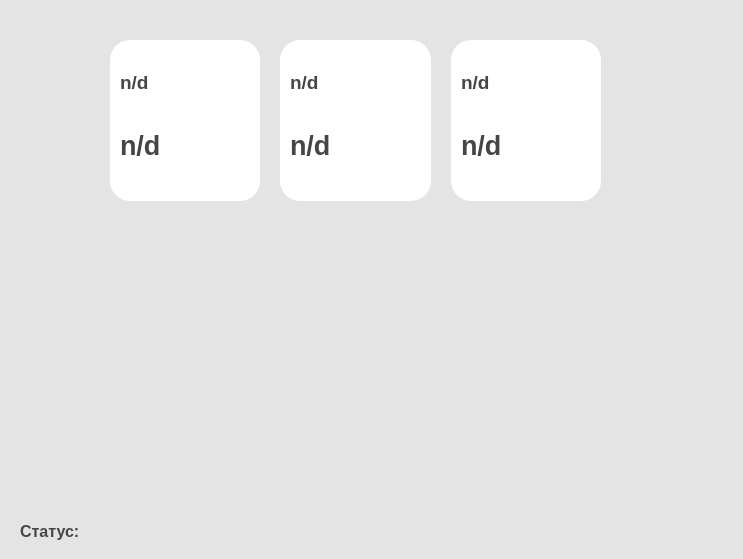
Qt form mainwindow.ui (Sergeras1/Smart_weather_station) before a commit.
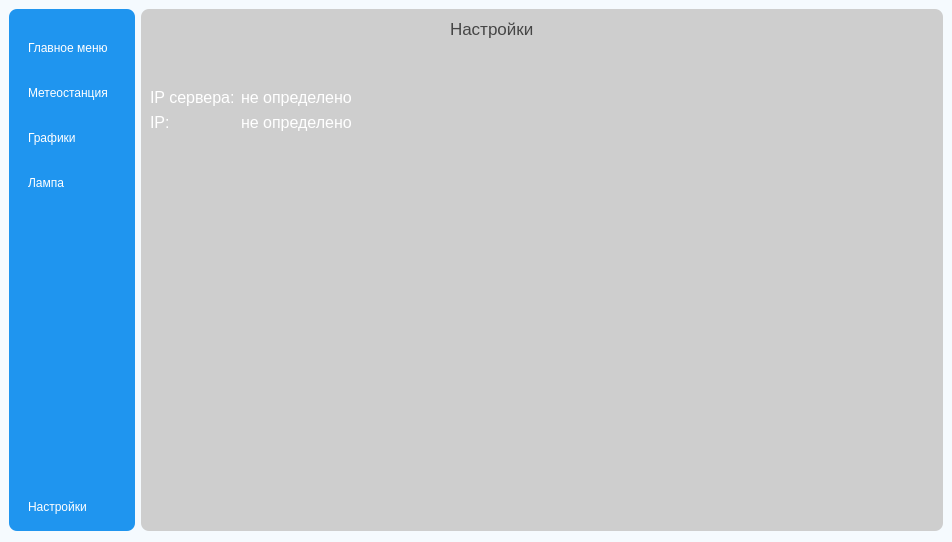
The same form after that commit. Icons and pictures are not drawn. Custom widgets are drawn as their Qt base class.

```diff
--- a/mainwindow.ui
+++ b/mainwindow.ui
@@ -6,8 +6,8 @@
    <rect>
     <x>0</x>
     <y>0</y>
-    <width>743</width>
-    <height>559</height>
+    <width>952</width>
+    <height>542</height>
    </rect>
   </property>
   <property name="windowTitle">
@@ -17,19 +17,241 @@
    <enum>Qt::LayoutDirection::LeftToRight</enum>
   </property>
   <property name="styleSheet">
-   <string notr="true">QWidget {
-	background-color: #e4e4e4;
-}
-</string>
+   <string notr="true">background-color: rgb(245, 250, 254);</string>
   </property>
   <widget class="QWidget" name="centralwidget">
+   <widget class="QWidget" name="layoutWidget">
+    <property name="geometry">
+     <rect>
+      <x>9</x>
+      <y>9</y>
+      <width>934</width>
+      <height>522</height>
+     </rect>
+    </property>
+    <layout class="QGridLayout" name="gridLayout">
+     <item row="0" column="0">
+      <widget class="QWidget" name="icon_main_widget" native="true">
+       <property name="enabled">
+        <bool>true</bool>
+       </property>
+       <property name="minimumSize">
+        <size>
+         <width>126</width>
+         <height>520</height>
+        </size>
+       </property>
+       <property name="baseSize">
+        <size>
+         <width>125</width>
+         <height>520</height>
+        </size>
+       </property>
+       <property name="styleSheet">
+        <string notr="true">QWidget {
+	background-color: rgb(31, 149, 239);
+color:white;
+border-radius: 8px;
+}
+QPushButton {
+color: white;
+text-align: left;
+height: 30px;
+border: none;
+padding-left: 10px;
+border-top-left-radius:10px;
+border-bottom-left-radius:10px;
+}
+QPushButton:checked {
+background-color: #F5FAFE;
+color: #1F95EF;
+font-weight:bold;
+}</string>
+       </property>
+       <layout class="QVBoxLayout" name="verticalLayout_3">
+        <property name="spacing">
+         <number>9</number>
+        </property>
+        <property name="sizeConstraint">
+         <enum>QLayout::SizeConstraint::SetDefaultConstraint</enum>
+        </property>
+        <property name="leftMargin">
+         <number>9</number>
+        </property>
+        <property name="topMargin">
+         <number>9</number>
+        </property>
+        <property name="rightMargin">
+         <number>0</number>
+        </property>
+        <property name="bottomMargin">
+         <number>9</number>
+        </property>
+        <item>
+         <layout class="QVBoxLayout" name="verticalLayout_2">
+          <property name="spacing">
+           <number>15</number>
+          </property>
+          <property name="leftMargin">
+           <number>0</number>
+          </property>
+          <property name="topMargin">
+           <number>15</number>
+          </property>
+          <property name="rightMargin">
+           <number>0</number>
+          </property>
+          <item>
+           <widget class="QPushButton" name="PB_main_menu_main">
+            <property name="text">
+             <string>Главное меню</string>
+            </property>
+            <property name="icon">
+             <iconset theme="QIcon::ThemeIcon::AddressBookNew"/>
+            </property>
+            <property name="checkable">
+             <bool>true</bool>
+            </property>
+            <property name="autoExclusive">
+             <bool>true</bool>
+            </property>
+           </widget>
+          </item>
+          <item>
+           <widget class="QPushButton" name="PB_weather_station_main">
+            <property name="minimumSize">
+             <size>
+              <width>115</width>
+              <height>0</height>
+             </size>
+            </property>
+            <property name="text">
+             <string>Метеостанция</string>
+            </property>
+            <property name="icon">
+             <iconset theme="QIcon::ThemeIcon::MediaPlaybackStop"/>
+            </property>
+            <property name="checkable">
+             <bool>true</bool>
+            </property>
+            <property name="autoExclusive">
+             <bool>true</bool>
+            </property>
+           </widget>
+          </item>
+          <item>
+           <widget class="QPushButton" name="PB_graphic_main">
+            <property name="text">
+             <string>Графики</string>
+            </property>
+            <property name="icon">
+             <iconset theme="QIcon::ThemeIcon::DocumentNew"/>
+            </property>
+            <property name="checkable">
+             <bool>true</bool>
+            </property>
+            <property name="autoExclusive">
+             <bool>true</bool>
+            </property>
+           </widget>
+          </item>
+          <item>
+           <widget class="QPushButton" name="PB_lampa_main">
+            <property name="text">
+             <string>Лампа</string>
+            </property>
+            <property name="icon">
+             <iconset theme="QIcon::ThemeIcon::WeatherClear"/>
+            </property>
+            <property name="checkable">
+             <bool>true</bool>
+            </property>
+            <property name="autoExclusive">
+             <bool>true</bool>
+            </property>
+           </widget>
+          </item>
+         </layout>
+        </item>
+        <item>
+         <spacer name="verticalSpacer_2">
+          <property name="orientation">
+           <enum>Qt::Orientation::Vertical</enum>
+          </property>
+          <property name="sizeHint" stdset="0">
+           <size>
+            <width>20</width>
+            <height>40</height>
+           </size>
+          </property>
+         </spacer>
+        </item>
+        <item>
+         <widget class="QPushButton" name="PB_settings_main">
+          <property name="text">
+           <string>Настройки</string>
+          </property>
+          <property name="icon">
+           <iconset theme="QIcon::ThemeIcon::InsertImage"/>
+          </property>
+          <property name="checkable">
+           <bool>true</bool>
+          </property>
+          <property name="autoExclusive">
+           <bool>true</bool>
+          </property>
+         </widget>
+        </item>
+       </layout>
+      </widget>
+     </item>
+     <item row="0" column="1">
+      <widget class="QWidget" name="main_menu" native="true">
+       <property name="styleSheet">
+        <string notr="true">background-color: rgb(206, 206, 206);
+border-radius: 8px;</string>
+       </property>
+       <layout class="QVBoxLayout" name="verticalLayout_5">
+        <item>
+         <widget class="QStackedWidget" name="stackedWidget">
+          <property name="styleSheet">
+           <string notr="true">background-color: rgb(206, 206, 206);</string>
+          </property>
+          <property name="currentIndex">
+           <number>2</number>
+          </property>
+          <widget class="QWidget" name="SW_Main_menu">
+           <widget class="QLabel" name="label_3">
+            <property name="geometry">
+             <rect>
+              <x>310</x>
+              <y>0</y>
+              <width>51</width>
+              <height>21</height>
+             </rect>
+            </property>
+            <property name="font">
+             <font>
+              <pointsize>13</pointsize>
+             </font>
+            </property>
+            <property name="styleSheet">
+             <string notr="true">background-color: none;
+color: #464646</string>
+            </property>
+            <property name="text">
+             <string>Меню</string>
+            </property>
+           </widget>
+          </widget>
+          <widget class="QWidget" name="SW_Weather_station">
    <widget class="QWidget" name="widget" native="true">
     <property name="geometry">
      <rect>
-      <x>110</x>
-      <y>40</y>
-      <width>491</width>
-      <height>161</height>
+              <x>70</x>
+              <y>30</y>
+              <width>508</width>
+              <height>168</height>
      </rect>
     </property>
     <property name="styleSheet">
@@ -58,7 +280,7 @@
        </property>
        <property name="styleSheet">
         <string notr="true">background-color: #ffffff;
-border-radius: 20px</string>
+border-radius: 8px</string>
        </property>
        <widget class="QLabel" name="labelTemp">
         <property name="geometry">
@@ -86,7 +308,7 @@
         <property name="geometry">
          <rect>
           <x>10</x>
-          <y>10</y>
+                  <y>0</y>
           <width>64</width>
           <height>64</height>
          </rect>
@@ -131,13 +353,13 @@
        </property>
        <property name="styleSheet">
         <string notr="true">background-color: #ffffff;
-border-radius: 20px</string>
+border-radius: 8px</string>
        </property>
        <widget class="QLabel" name="labelImageHum">
         <property name="geometry">
          <rect>
           <x>10</x>
-          <y>10</y>
+                  <y>0</y>
           <width>64</width>
           <height>64</height>
          </rect>
@@ -195,13 +417,13 @@
        </property>
        <property name="styleSheet">
         <string notr="true">background-color: #ffffff;
-border-radius: 20px</string>
+border-radius: 8px;</string>
        </property>
        <widget class="QLabel" name="labelImagePres">
         <property name="geometry">
          <rect>
           <x>10</x>
-          <y>10</y>
+                  <y>0</y>
           <width>64</width>
           <height>64</height>
          </rect>
@@ -254,9 +476,9 @@
    <widget class="QWidget" name="layoutWidget">
     <property name="geometry">
      <rect>
-      <x>20</x>
-      <y>520</y>
-      <width>393</width>
+              <x>10</x>
+              <y>470</y>
+              <width>718</width>
       <height>23</height>
      </rect>
     </property>
@@ -286,9 +508,12 @@
      </item>
      <item>
       <widget class="QLabel" name="infoMes">
+               <property name="enabled">
+                <bool>true</bool>
+               </property>
        <property name="minimumSize">
         <size>
-         <width>325</width>
+                 <width>650</width>
          <height>21</height>
         </size>
        </property>
@@ -314,9 +539,278 @@
       </widget>
      </item>
     </layout>
-   </widget>
-  </widget>
- </widget>
+            <zorder>infoMes</zorder>
+            <zorder>labelStatus</zorder>
+           </widget>
+           <widget class="QPushButton" name="btnSettings">
+            <property name="geometry">
+             <rect>
+              <x>0</x>
+              <y>0</y>
+              <width>36</width>
+              <height>32</height>
+             </rect>
+            </property>
+            <property name="styleSheet">
+             <string notr="true">background-color: none;
+border-radius: 10px;</string>
+            </property>
+            <property name="text">
+             <string/>
+            </property>
+            <property name="icon">
+             <iconset>
+              <normaloff>../../../layout/image/icons/free-icon-settings-1082265.png</normaloff>../../../layout/image/icons/free-icon-settings-1082265.png</iconset>
+            </property>
+            <property name="iconSize">
+             <size>
+              <width>32</width>
+              <height>32</height>
+             </size>
+            </property>
+            <property name="shortcut">
+             <string/>
+            </property>
+            <property name="checkable">
+             <bool>true</bool>
+            </property>
+            <property name="autoExclusive">
+             <bool>true</bool>
+            </property>
+           </widget>
+           <widget class="QLabel" name="label">
+            <property name="geometry">
+             <rect>
+              <x>80</x>
+              <y>0</y>
+              <width>121</width>
+              <height>21</height>
+             </rect>
+            </property>
+            <property name="font">
+             <font>
+              <pointsize>13</pointsize>
+             </font>
+            </property>
+            <property name="styleSheet">
+             <string notr="true">background-color: none;
+color: #464646</string>
+            </property>
+            <property name="text">
+             <string>Метеостанция</string>
+            </property>
+           </widget>
+          </widget>
+          <widget class="QWidget" name="SW_Settings">
+           <widget class="QLabel" name="label_2">
+            <property name="geometry">
+             <rect>
+              <x>300</x>
+              <y>0</y>
+              <width>91</width>
+              <height>21</height>
+             </rect>
+            </property>
+            <property name="font">
+             <font>
+              <pointsize>13</pointsize>
+             </font>
+            </property>
+            <property name="styleSheet">
+             <string notr="true">background-color: none;
+color: #464646</string>
+            </property>
+            <property name="text">
+             <string>Настройки</string>
+            </property>
+           </widget>
+           <widget class="QWidget" name="layoutWidget_2">
+            <property name="geometry">
+             <rect>
+              <x>0</x>
+              <y>70</y>
+              <width>201</width>
+              <height>50</height>
+             </rect>
+            </property>
+            <layout class="QFormLayout" name="formLayout">
+             <item row="0" column="0">
+              <widget class="QLabel" name="label_8">
+               <property name="font">
+                <font>
+                 <pointsize>12</pointsize>
+                </font>
+               </property>
+               <property name="styleSheet">
+                <string notr="true">color: white;</string>
+               </property>
+               <property name="text">
+                <string>IP сервера:</string>
+               </property>
+              </widget>
+             </item>
+             <item row="0" column="1">
+              <widget class="QLabel" name="IPServerLabel">
+               <property name="font">
+                <font>
+                 <pointsize>12</pointsize>
+                </font>
+               </property>
+               <property name="styleSheet">
+                <string notr="true">color: white;</string>
+               </property>
+               <property name="text">
+                <string>не определено</string>
+               </property>
+              </widget>
+             </item>
+             <item row="1" column="0">
+              <widget class="QLabel" name="label_9">
+               <property name="font">
+                <font>
+                 <pointsize>12</pointsize>
+                </font>
+               </property>
+               <property name="styleSheet">
+                <string notr="true">color: white;</string>
+               </property>
+               <property name="text">
+                <string>IP:</string>
+               </property>
+              </widget>
+             </item>
+             <item row="1" column="1">
+              <widget class="QLabel" name="IPLabel">
+               <property name="font">
+                <font>
+                 <pointsize>12</pointsize>
+                </font>
+               </property>
+               <property name="styleSheet">
+                <string notr="true">color: white;</string>
+               </property>
+               <property name="text">
+                <string>не определено</string>
+               </property>
+              </widget>
+             </item>
+            </layout>
+           </widget>
+           <widget class="QPushButton" name="btnSettings_2">
+            <property name="geometry">
+             <rect>
+              <x>0</x>
+              <y>0</y>
+              <width>36</width>
+              <height>32</height>
+             </rect>
+            </property>
+            <property name="styleSheet">
+             <string notr="true">background-color: none;
+border-radius: 10px;</string>
+            </property>
+            <property name="text">
+             <string/>
+            </property>
+            <property name="icon">
+             <iconset>
+              <normaloff>../../../layout/image/icons/free-icon-settings-1082265.png</normaloff>../../../layout/image/icons/free-icon-settings-1082265.png</iconset>
+            </property>
+            <property name="iconSize">
+             <size>
+              <width>32</width>
+              <height>32</height>
+             </size>
+            </property>
+            <property name="shortcut">
+             <string/>
+            </property>
+            <property name="checkable">
+             <bool>true</bool>
+            </property>
+            <property name="autoExclusive">
+             <bool>true</bool>
+            </property>
+           </widget>
+          </widget>
+          <widget class="QWidget" name="SW_Lampa">
+           <widget class="QLabel" name="label_4">
+            <property name="geometry">
+             <rect>
+              <x>140</x>
+              <y>10</y>
+              <width>251</width>
+              <height>21</height>
+             </rect>
+            </property>
+            <property name="font">
+             <font>
+              <pointsize>13</pointsize>
+             </font>
+            </property>
+            <property name="styleSheet">
+             <string notr="true">background-color: none;
+color: #464646</string>
+            </property>
+            <property name="text">
+             <string>Лампа</string>
+            </property>
+           </widget>
+          </widget>
+          <widget class="QWidget" name="SW_Graphic">
+           <widget class="QLabel" name="label_5">
+            <property name="geometry">
+             <rect>
+              <x>330</x>
+              <y>0</y>
+              <width>71</width>
+              <height>21</height>
+             </rect>
+            </property>
+            <property name="font">
+             <font>
+              <pointsize>13</pointsize>
+             </font>
+            </property>
+            <property name="styleSheet">
+             <string notr="true">background-color: none;
+color: #464646</string>
+            </property>
+            <property name="text">
+             <string>Графики</string>
+            </property>
+           </widget>
+           <widget class="QCustomPlot" name="graphic" native="true">
+            <property name="geometry">
+             <rect>
+              <x>10</x>
+              <y>70</y>
+              <width>613</width>
+              <height>125</height>
+             </rect>
+            </property>
+            <property name="styleSheet">
+             <string notr="true">border-radius: 8px;</string>
+            </property>
+           </widget>
+          </widget>
+         </widget>
+        </item>
+       </layout>
+      </widget>
+     </item>
+    </layout>
+   </widget>
+  </widget>
+ </widget>
+ <customwidgets>
+  <customwidget>
+   <class>QCustomPlot</class>
+   <extends>QWidget</extends>
+   <header>qcustomplot.h</header>
+   <container>1</container>
+  </customwidget>
+ </customwidgets>
  <resources/>
  <connections/>
 </ui>
```
Left out of the diff: 35 changed lines with no effect on the pictures. Lines whose indentation alone changed are shown as unchanged.
